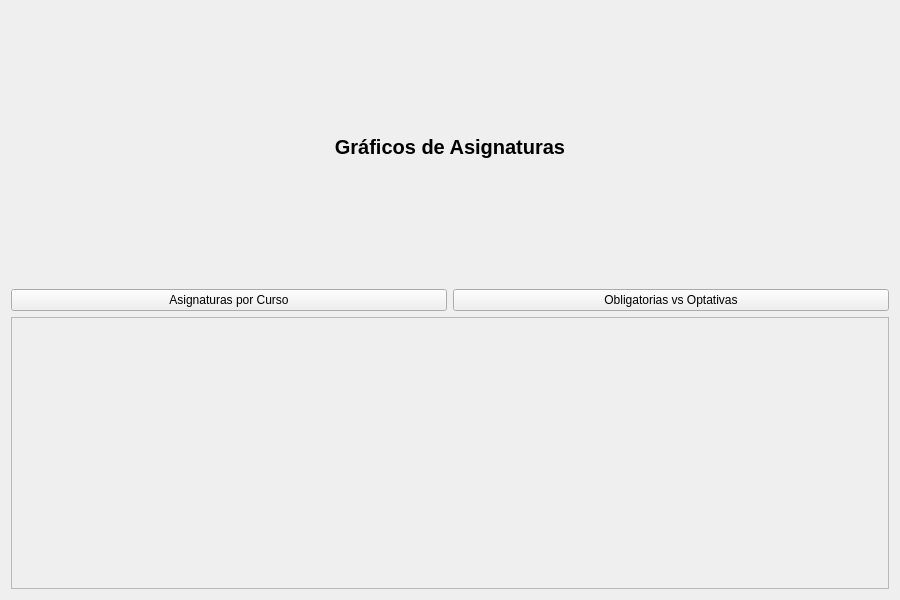
First picture: the form in app/view/GraficosAsignaturasPage.ui, repository Orphereum/2DAM_DI_Universidad, before the edit.
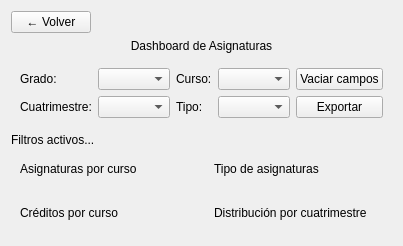
Second picture: the form after the edit.

What changed in the file:
```diff
--- a/app/view/GraficosAsignaturasPage.ui
+++ b/app/view/GraficosAsignaturasPage.ui
@@ -2,72 +2,232 @@
 <ui version="4.0">
  <class>GraficosAsignaturasPage</class>
  <widget class="QWidget" name="GraficosAsignaturasPage">
-  <property name="geometry">
-   <rect>
-    <x>0</x>
-    <y>0</y>
-    <width>900</width>
-    <height>600</height>
-   </rect>
-  </property>
-  <property name="windowTitle">
-   <string>Gráficos de Asignaturas</string>
-  </property>
-
   <layout class="QVBoxLayout">
 
-   <!-- TÍTULO -->
+   <!-- ===================== -->
+   <!-- HEADER (VOLVER + TITULO) -->
+   <!-- ===================== -->
+   <item>
+    <layout class="QHBoxLayout">
+
+     <item>
+      <widget class="QPushButton" name="btn_volver">
+       <property name="text">
+        <string>← Volver</string>
+       </property>
+      </widget>
+     </item>
+
+     <item>
+      <spacer name="spacerHeader">
+       <property name="orientation">
+        <enum>Qt::Horizontal</enum>
+       </property>
+       <property name="sizeHint" stdset="0">
+        <size>
+         <width>40</width>
+         <height>20</height>
+        </size>
+       </property>
+      </spacer>
+     </item>
+
+    </layout>
+   </item>
+
+   <!-- ===================== -->
+   <!-- TITULO -->
+   <!-- ===================== -->
    <item>
     <widget class="QLabel" name="lblTitulo">
      <property name="text">
-      <string>Gráficos de Asignaturas</string>
+      <string>Dashboard de Asignaturas</string>
      </property>
      <property name="alignment">
       <set>Qt::AlignCenter</set>
      </property>
-     <property name="styleSheet">
-      <string>font-size: 20px; font-weight: bold;</string>
-     </property>
     </widget>
    </item>
 
    <!-- BOTONES -->
    <item>
-    <layout class="QHBoxLayout">
+    <widget class="QFrame" name="frameFiltros">
+     <layout class="QGridLayout">
 
-     <item>
-      <widget class="QPushButton" name="btn_curso">
-       <property name="text">
-        <string>Asignaturas por Curso</string>
-       </property>
-      </widget>
-     </item>
+      <!-- FILA 1 -->
+      <item row="0" column="0">
+       <widget class="QLabel">
+        <property name="text">
+         <string>Grado:</string>
+        </property>
+       </widget>
+      </item>
 
-     <item>
-      <widget class="QPushButton" name="btn_tipo">
-       <property name="text">
-        <string>Obligatorias vs Optativas</string>
-       </property>
-      </widget>
-     </item>
+      <item row="0" column="1">
+       <widget class="QComboBox" name="cb_grado"/>
+      </item>
 
-    </layout>
-   </item>
+      <item row="0" column="2">
+       <widget class="QLabel">
+        <property name="text">
+         <string>Curso:</string>
+        </property>
+       </widget>
+      </item>
 
-   <!-- ÁREA DEL GRÁFICO -->
-   <item>
-    <widget class="QFrame" name="frame_grafico">
-     <property name="frameShape">
-      <enum>QFrame::StyledPanel</enum>
-     </property>
-     <layout class="QVBoxLayout">
-      <item>
-       <widget class="QWidget" name="widget_grafico"/>
+      <item row="0" column="3">
+       <widget class="QComboBox" name="cb_curso"/>
       </item>
+
+      <item row="0" column="4">
+       <widget class="QPushButton" name="btn_reset">
+        <property name="text">
+         <string>Vaciar campos</string>
+        </property>
+       </widget>
+      </item>
+
+      <!-- FILA 2 -->
+      <item row="1" column="0">
+       <widget class="QLabel">
+        <property name="text">
+         <string>Cuatrimestre:</string>
+        </property>
+       </widget>
+      </item>
+
+      <item row="1" column="1">
+       <widget class="QComboBox" name="cb_cuatrimestre"/>
+      </item>
+
+      <item row="1" column="2">
+       <widget class="QLabel">
+        <property name="text">
+         <string>Tipo:</string>
+        </property>
+       </widget>
+      </item>
+
+      <item row="1" column="3">
+       <widget class="QComboBox" name="cb_tipo"/>
+      </item>
+
+      <item row="1" column="4">
+       <widget class="QPushButton" name="btn_exportar">
+        <property name="text">
+         <string>Exportar</string>
+        </property>
+       </widget>
+      </item>
+
      </layout>
     </widget>
    </item>
 
+   <!-- ===================== -->
+   <!-- RESUMEN -->
+   <!-- ===================== -->
+   <item>
+    <widget class="QLabel" name="lbl_resumen">
+     <property name="text">
+      <string>Filtros activos...</string>
+     </property>
+    </widget>
+   </item>
+
+   <!-- ===================== -->
+   <!-- GRID DE GRÁFICOS -->
+   <!-- ===================== -->
+   <item>
+    <layout class="QGridLayout">
+
+     <!-- GRAFICO 1 -->
+     <item row="0" column="0">
+      <widget class="QFrame" name="frame_grafico1">
+       <layout class="QVBoxLayout">
+
+        <item>
+         <widget class="QLabel">
+          <property name="text">
+           <string>Asignaturas por curso</string>
+          </property>
+         </widget>
+        </item>
+
+        <item>
+         <widget class="QWidget" name="grafico_curso"/>
+        </item>
+
+       </layout>
+      </widget>
+     </item>
+
+     <!-- GRAFICO 2 -->
+     <item row="0" column="1">
+      <widget class="QFrame" name="frame_grafico2">
+       <layout class="QVBoxLayout">
+
+        <item>
+         <widget class="QLabel">
+          <property name="text">
+           <string>Tipo de asignaturas</string>
+          </property>
+         </widget>
+        </item>
+
+        <item>
+         <widget class="QWidget" name="grafico_tipo"/>
+        </item>
+
+       </layout>
+      </widget>
+     </item>
+
+     <!-- GRAFICO 3 -->
+     <item row="1" column="0">
+      <widget class="QFrame" name="frame_grafico3">
+       <layout class="QVBoxLayout">
+
+        <item>
+         <widget class="QLabel">
+          <property name="text">
+           <string>Créditos por curso</string>
+          </property>
+         </widget>
+        </item>
+
+        <item>
+         <widget class="QWidget" name="grafico_creditos"/>
+        </item>
+
+       </layout>
+      </widget>
+     </item>
+
+     <!-- GRAFICO 4 -->
+     <item row="1" column="1">
+      <widget class="QFrame" name="frame_grafico4">
+       <layout class="QVBoxLayout">
+
+        <item>
+         <widget class="QLabel">
+          <property name="text">
+           <string>Distribución por cuatrimestre</string>
+          </property>
+         </widget>
+        </item>
+
+        <item>
+         <widget class="QWidget" name="grafico_cuatrimestre"/>
+        </item>
+
+       </layout>
+      </widget>
+     </item>
+
+    </layout>
+   </item>
+
   </layout>
  </widget>
  <resources/>
```
Left out of the diff: 6 changed lines with no effect on the pictures.
